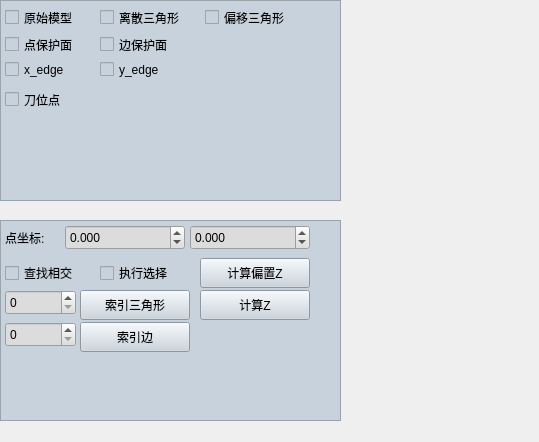
Above: CutterLocation/DebugTool/WidgetTool.ui from LV6699/OperateGeom before the change. Below: the same form after it.
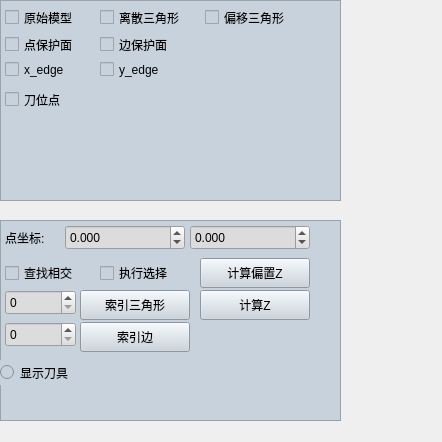
That is the form after the change.

Patch:
```diff
--- a/CutterLocation/DebugTool/WidgetTool.ui
+++ b/CutterLocation/DebugTool/WidgetTool.ui
@@ -6,7 +6,7 @@
    <rect>
     <x>0</x>
     <y>0</y>
-    <width>539</width>
+    <width>442</width>
     <height>442</height>
    </rect>
   </property>
@@ -331,6 +331,19 @@
      <string>索引边</string>
     </property>
    </widget>
+   <widget class="QRadioButton" name="radiDrawTool">
+    <property name="geometry">
+     <rect>
+      <x>0</x>
+      <y>140</y>
+      <width>90</width>
+      <height>25</height>
+     </rect>
+    </property>
+    <property name="text">
+     <string>显示刀具</string>
+    </property>
+   </widget>
   </widget>
  </widget>
  <resources/>
```
